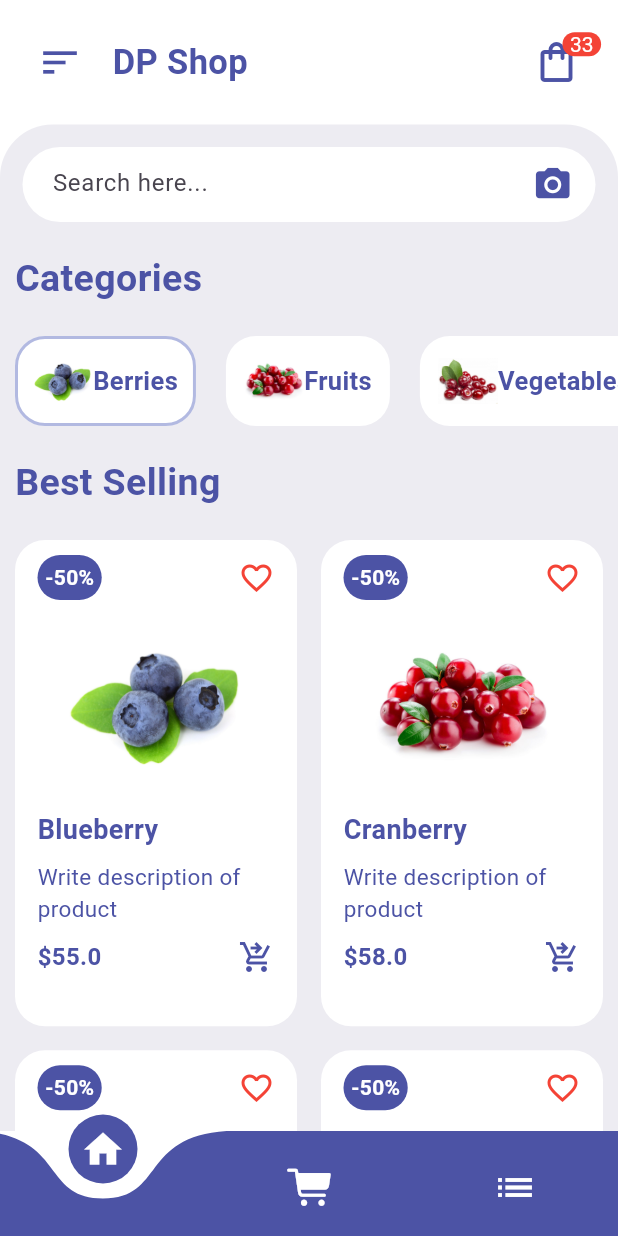
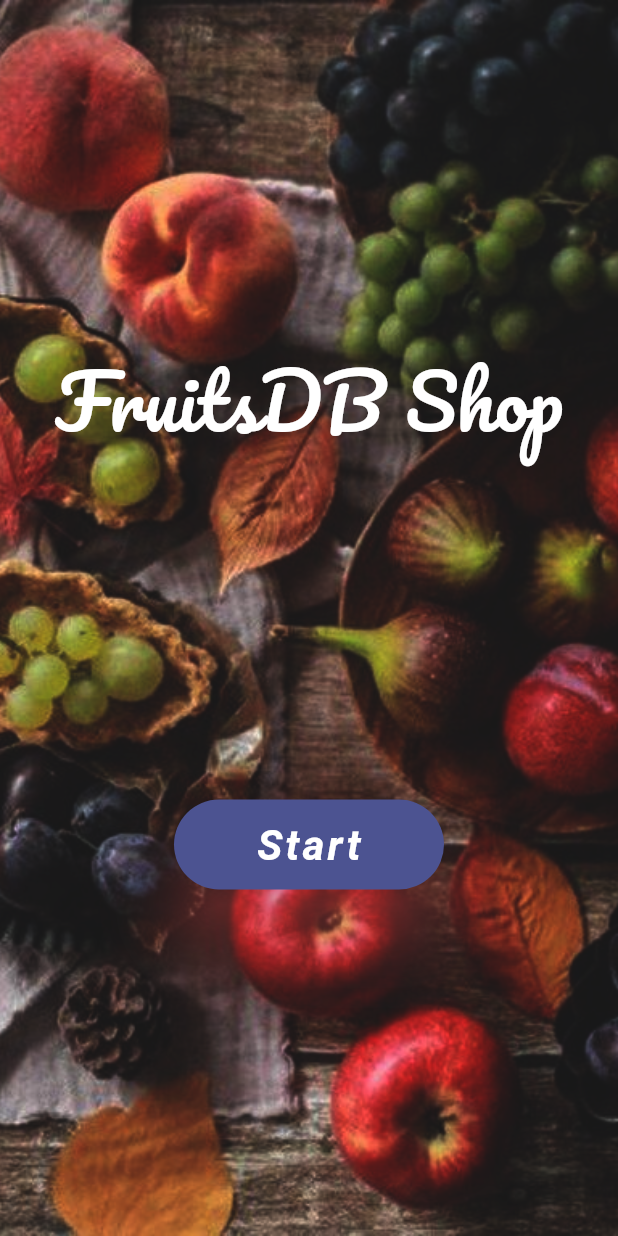
Before and after one commit to katerina456/shopping_app_flutter, a Flutter app: the screen it shows after launch, on a phone screen of 412 x 824 dp. Run offline on Flutter 3.47's test engine with Material 3 defaults, Android fonts, the phone set to English and light mode, and no system bars; drawn by our look-alikes of curved_navigation_bar; our stand-ins replace flutter_custom_clippers, flutter_rating_bar, google_fonts.

Commit message:
created welcome page

```diff
--- a/lib/main.dart
+++ b/lib/main.dart
@@ -1,7 +1,8 @@
 import 'package:flutter/material.dart';
 import 'package:shopping_app/pages/homePage.dart';
 import 'pages/cartPage.dart';
-import 'pages/ItemPage.dart';
+import 'pages/itemPage.dart';
+import 'pages/welcomePage.dart';
 
 void main() {
   runApp(const MyApp());
@@ -21,7 +22,8 @@ class MyApp extends StatelessWidget {
       ),
       initialRoute: '/',
       routes: {
-        '/': (context) => Homepage(),
+        '/': (context) => WelcomePage(),
+        '/home': (context) => Homepage(),
         '/cartPage': (context) => CartPage(),
         '/itemPage': (context) => ItemPage(),
       },
--- a/lib/pages/homePage.dart
+++ b/lib/pages/homePage.dart
@@ -47,7 +47,7 @@ class Homepage extends StatelessWidget {
                   ),
                   Spacer(),
                   Icon(
-                    Icons.camera_alt,
+                    Icons.search,
                     size: 27,
                     color: Color(0xFF4C53A5),
                   ),
--- /dev/null
+++ b/lib/pages/welcomePage.dart
@@ -0,0 +1,59 @@
+import 'package:flutter/material.dart';
+import 'package:google_fonts/google_fonts.dart';
+
+class WelcomePage extends StatelessWidget {
+  const WelcomePage({super.key});
+
+  @override
+  Widget build(BuildContext context) {
+    return Scaffold(
+      backgroundColor: Color(0xFFEDECF2),
+      body: Container(
+        decoration: const BoxDecoration(
+          image: DecorationImage(
+            image: AssetImage("images/fon.jpg"),
+            fit: BoxFit.cover,
+            opacity: 0.9,
+            colorFilter: ColorFilter.srgbToLinearGamma()
+          ),
+        ),
+        width: double.infinity,
+        child: Column(
+          mainAxisAlignment: MainAxisAlignment.spaceEvenly,
+          crossAxisAlignment: CrossAxisAlignment.center,
+          children: [
+            Text(
+              'FruitsDB Shop',
+              style: GoogleFonts.pacifico(
+                color: Colors.white,
+                fontSize: 50,
+              ),
+            ),
+            ElevatedButton(
+              style: ButtonStyle(
+                backgroundColor: WidgetStatePropertyAll(Color(0xFF4C5391),),
+                padding: WidgetStatePropertyAll(EdgeInsets.symmetric(horizontal: 20, vertical: 10)),
+                minimumSize: WidgetStatePropertyAll(Size(180,60)),
+                elevation: WidgetStatePropertyAll(20),
+                shadowColor: WidgetStatePropertyAll(Colors.redAccent)
+              ),
+              onPressed: (){
+                //Navigator.pushNamed(context, '/home');
+              },
+              child: Text(
+                'Start',
+                style: TextStyle(
+                  color: Colors.white,
+                  fontSize: 28,
+                  fontWeight: FontWeight.bold,
+                  letterSpacing: 2,
+                  fontStyle: FontStyle.italic,
+                ),
+              ),
+            ),
+          ],
+        ),
+      ),
+    );
+  }
+}
--- a/pubspec.yaml
+++ b/pubspec.yaml
@@ -38,6 +38,7 @@ dependencies:
   curved_navigation_bar: ^1.0.6
   flutter_custom_clippers: ^2.1.0
   flutter_rating_bar: ^4.0.1
+  google_fonts: ^6.2.1
 
 dev_dependencies:
   flutter_test:
```
Also changed, not shown: images/fon.jpg (added), lib/pages/itemPage.dart (renamed from lib/pages/ItemPage.dart), pubspec.lock, 1 other file.
